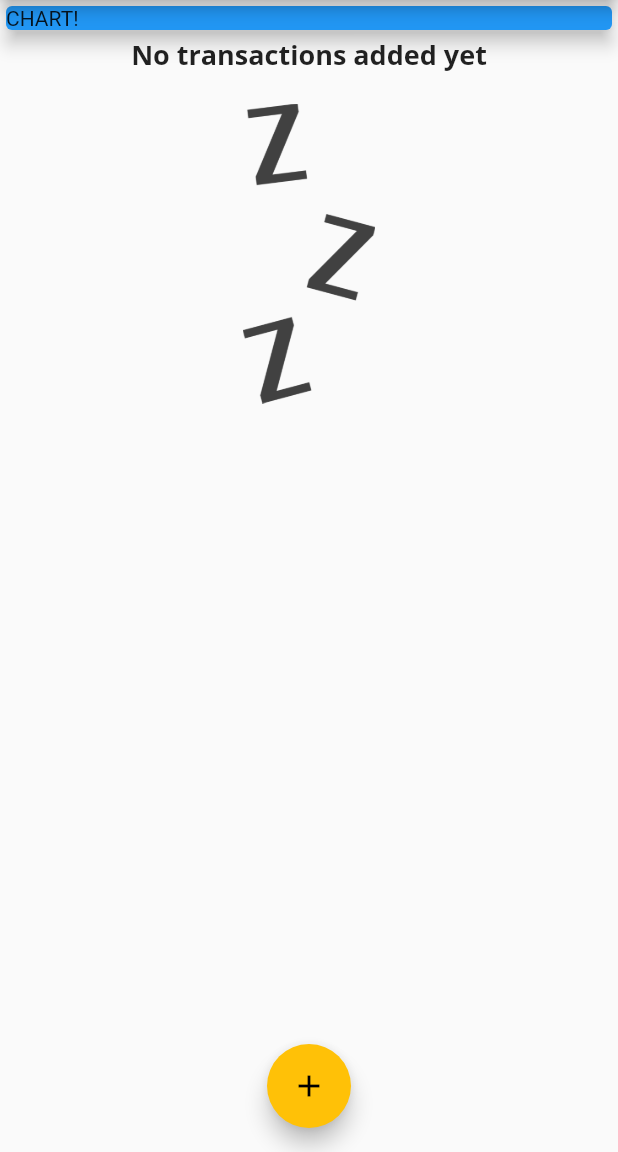
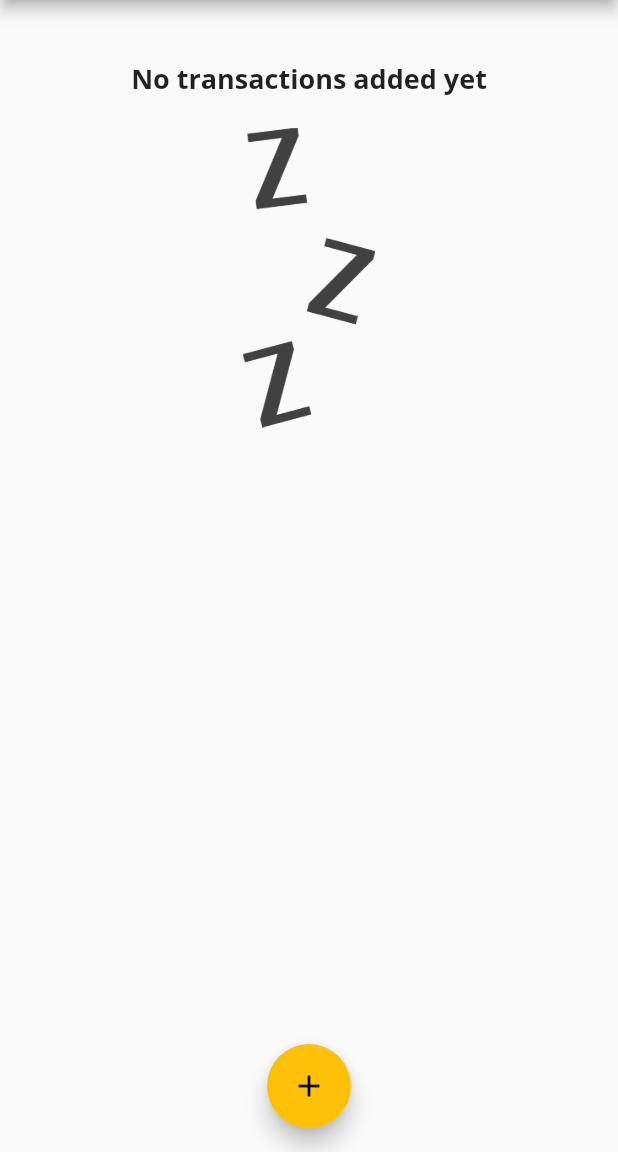
Before and after one commit to gramme01/expense_tracker, a Flutter app: the screen it shows after launch, on a phone screen of 412 x 824 dp, the part 84-1236 px from its top. Run offline on Flutter 3.47's test engine with Material 2 defaults, Android fonts, the phone set to English and light mode, and no system bars.

Commit message:
Add Chart

```diff
--- a/lib/main.dart
+++ b/lib/main.dart
@@ -2,6 +2,7 @@ import 'package:flutter/material.dart';
 
 import './widgets/transaction_list.dart';
 import './widgets/new_transaction.dart';
+import './widgets/chart.dart';
 import './models/transaction.dart';
 
 void main() => runApp(MyApp());
@@ -58,6 +59,15 @@ class _MyHomePageState extends State<MyHomePage> {
     // ),
   ];
 
+  List<Transaction> get _recentTransactions {
+    return _userTransactions.where((tx) {
+      return tx.date.isAfter(
+        DateTime.now().subtract(
+          Duration(days: 7),
+        ),
+      );
+    }).toList();
+  }
 
   void _addNewTransaction(String title, double amount) {
     final newTx = Transaction(
@@ -103,14 +113,7 @@ class _MyHomePageState extends State<MyHomePage> {
             // mainAxisAlignment: MainAxisAlignment.start,
             crossAxisAlignment: CrossAxisAlignment.stretch,
             children: <Widget>[
-              Container(
-                width: double.infinity,
-                child: Card(
-                  color: Colors.blue,
-                  child: Text('CHART!'),
-                  elevation: 5,
-                ),
-              ),
+              Chart(_recentTransactions),
               TransactionList(_userTransactions),
             ]),
       ),
--- /dev/null
+++ b/lib/widgets/chart.dart
@@ -0,0 +1,45 @@
+import 'package:flutter/material.dart';
+import 'package:intl/intl.dart';
+
+import '../models/transaction.dart';
+
+class Chart extends StatelessWidget {
+  final List<Transaction> recentTxs;
+
+  Chart(this.recentTxs);
+
+  List<Map<String, Object>> get groupedTxValues {
+    return List.generate(7, (i) {
+      final weekDay = DateTime.now().subtract(Duration(days: i));
+      var totalSum = 0.0;
+
+      for (var i = 0; i < recentTxs.length; i++) {
+        if (recentTxs[i].date.day == weekDay.day &&
+            recentTxs[i].date.month == weekDay.month &&
+            recentTxs[i].date.year == weekDay.year) {
+          totalSum += recentTxs[i].amount;
+        }
+      }
+
+      print(DateFormat.E().format(weekDay));
+      print(totalSum);
+
+      return {
+        'day': DateFormat.E().format(weekDay),
+        'amount': totalSum.toStringAsFixed(2),
+      };
+    });
+  }
+
+  @override
+  Widget build(BuildContext context) {
+    print(groupedTxValues);
+    return Card(
+      elevation: 6,
+      margin: EdgeInsets.all(20),
+      child: Row(
+        children: <Widget>[],
+      ),
+    );
+  }
+}
```
Lines whose indentation alone changed are shown as unchanged.
